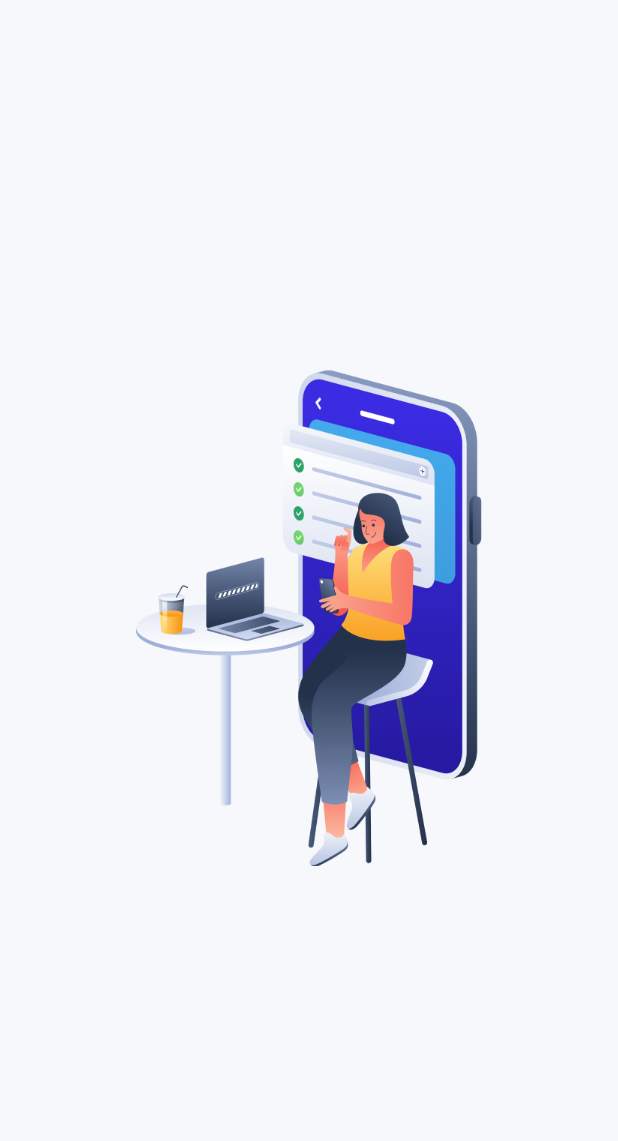
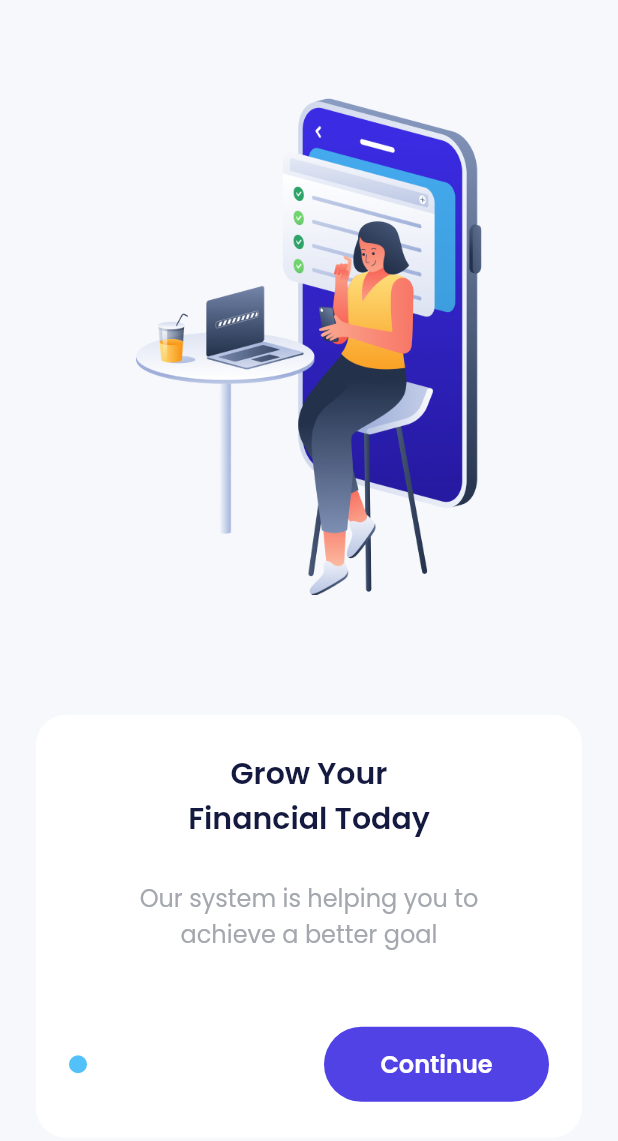
Before and after one commit to idrus-kun/bank_sha, a Flutter app: the screen it shows after launch, on a phone screen of 412 x 824 dp. Shown: the top 1141 px of the screen. Run offline on Flutter 3.47's test engine with Material 2 defaults, Android fonts, the phone set to English and light mode, and no system bars; drawn by our look-alikes of carousel_slider; our stand-ins replace google_fonts.

Commit message:
edited 2.3

```diff
--- a/lib/ui/pages/onboarding_page.dart
+++ b/lib/ui/pages/onboarding_page.dart
@@ -34,6 +34,83 @@
                 enableInfiniteScroll: false,
               ),
             ),
+            const SizedBox(
+              height: 80,
+            ),
+            Container(
+              margin: const EdgeInsets.symmetric(
+                horizontal: 24,
+              ),
+              padding: const EdgeInsets.symmetric(
+                horizontal: 22,
+                vertical: 24,
+              ),
+              decoration: BoxDecoration(
+                color: whiteColor,
+                borderRadius: BorderRadius.circular(20),
+              ),
+              child: Column(
+                children: [
+                  Text(
+                    'Grow Your\nFinancial Today',
+                    style: blackTextStyle.copyWith(
+                      fontSize: 20,
+                      fontWeight: semiBold,
+                    ),
+                    textAlign: TextAlign.center,
+                  ),
+                  const SizedBox(
+                    height: 26,
+                  ),
+                  Text(
+                    'Our system is helping you to\nachieve a better goal',
+                    style: greyTextStyle.copyWith(
+                      fontSize: 16,
+                    ),
+                    textAlign: TextAlign.center,
+                  ),
+                  const SizedBox(
+                    height: 50,
+                  ),
+                  Row(
+                    children: [
+                      Container(
+                        width: 12,
+                        height: 12,
+                        margin: const EdgeInsets.only(
+                          right: 10,
+                        ),
+                        decoration: BoxDecoration(
+                          shape: BoxShape.circle,
+                          color: blueColor,
+                        ),
+                      ),
+                      const Spacer(),
+                      Container(
+                        width: 150,
+                        height: 50,
+                        child: TextButton(
+                          onPressed: () {},
+                          style: TextButton.styleFrom(
+                            backgroundColor: purpleColor,
+                            shape: RoundedRectangleBorder(
+                              borderRadius: BorderRadius.circular(56),
+                            ),
+                          ),
+                          child: Text(
+                            'Continue',
+                            style: whiteTextStyle.copyWith(
+                              fontSize: 16,
+                              fontWeight: semiBold,
+                            ),
+                          ),
+                        ),
+                      ),
+                    ],
+                  ),
+                ],
+              ),
+            ),
           ],
         ),
       ),
```
